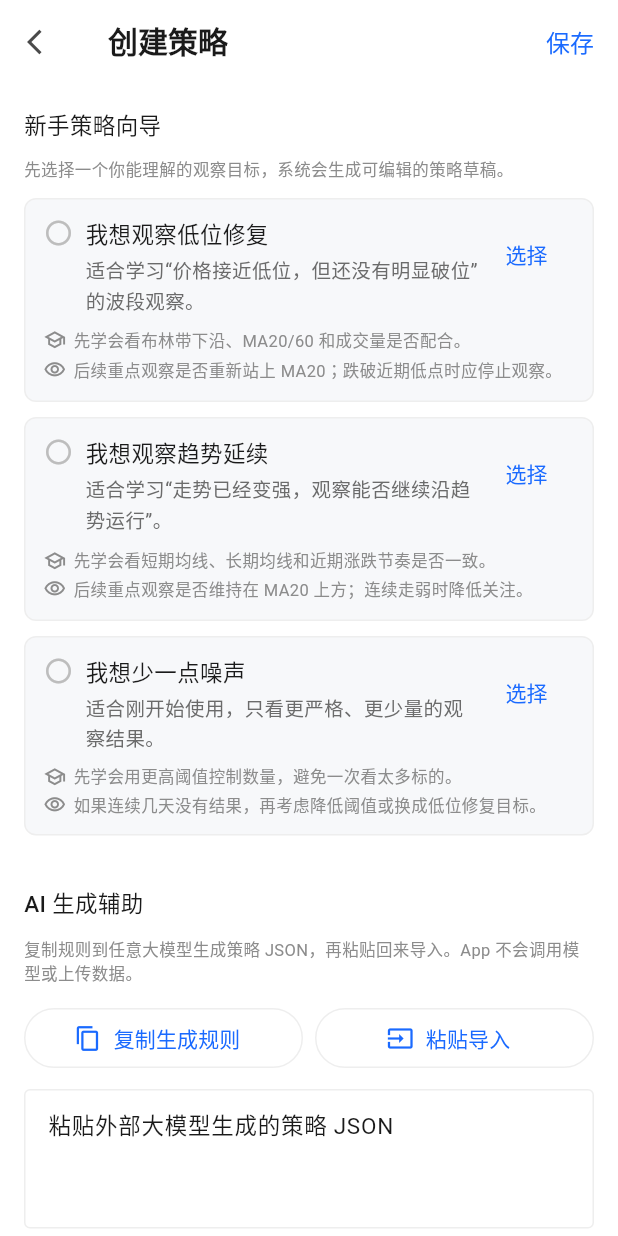
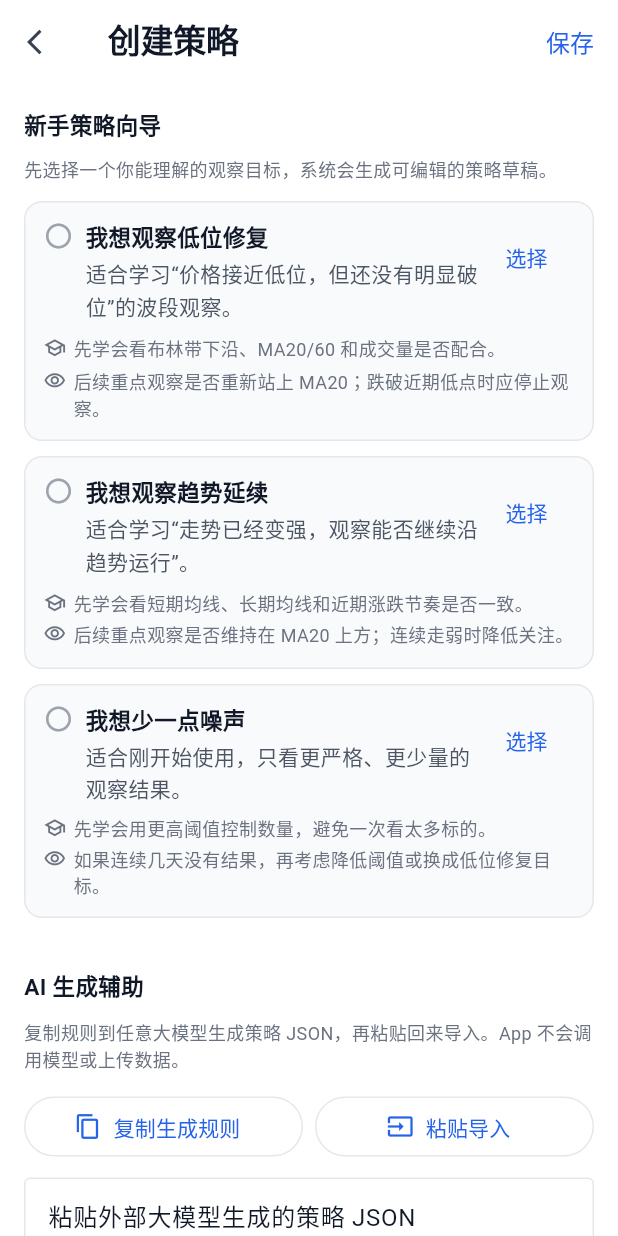
Before and after one commit to Hank-tku/treadStock, a Flutter app: the StrategyEditPage screen opened by its route, on a phone screen of 412 x 824 dp. Run offline on Flutter 3.47's test engine with Material 3 defaults, Android fonts, the phone set to English and light mode, and no system bars; our stand-ins replace dio, drift, flutter_riverpod, flutter_slidable, go_router, shared_preferences and 1 more; accounts and stored records are empty; generated files the repository leaves out were written again; network calls fail; Roboto replaces fonts that are missing (PingFang SC).

Commit message:
feat(theme): upgrade design system v2.0 — refined fintech palette, typography, spacing

```diff
--- a/lib/core/theme/app_colors.dart
+++ b/lib/core/theme/app_colors.dart
@@ -2,79 +2,89 @@ import 'package:flutter/material.dart';
 
 /// StockPilot semantic color constants.
 /// All colors follow A-stock standard: red = up, green = down.
-/// Design: DESIGN.md v1.0 Color System
+/// Design: DESIGN.md v2.0 Color System
 class StockColors {
   StockColors._();
 
-  // Price colors (A-stock standard)
-  static const Color up = Color(0xFFE6432D);
-  static const Color upBg = Color(0x14E6432D); // rgba(230, 67, 45, 0.08)
-  static const Color down = Color(0xFF1DB954);
-  static const Color downBg = Color(0x141DB954); // rgba(29, 185, 84, 0.08)
-  static const Color flat = Color(0xFF8C8C8C);
+  // ── Price colors (A-stock standard: red=up, green=down) ──────────
+  static const Color up = Color(0xFFD93025);
+  static const Color upLight = Color(0xFFFEF2F2);
+  static const Color upBg = Color(0xFFFEE2E2);
+  static const Color down = Color(0xFF0F9D58);
+  static const Color downLight = Color(0xFFECFDF5);
+  static const Color downBg = Color(0xFFDCFCE7);
+  static const Color flat = Color(0xFF6B7280);
 
-  // Score colors
-  static const Color scoreHigh = Color(0xFFE6432D); // 8-10 strong buy
-  static const Color scoreMid = Color(0xFFD4A017); // 5-7 neutral
-  static const Color scoreLow = Color(0xFF1DB954); // 1-4 risk
+  // ── Score colors ─────────────────────────────────────────────────
+  static const Color scoreHigh = Color(0xFFD93025); // 8-10 strong buy
+  static const Color scoreMid = Color(0xFFD97706); // 5-7 neutral
+  static const Color scoreLow = Color(0xFF0F9D58); // 1-4 risk
 
-  // Band low tag
-  static const Color bandLow = Color(0xFFE69321);
-  static const Color bandLowBg = Color(0x1FE69321); // rgba(230, 147, 33, 0.12)
+  // ── Band low tag ─────────────────────────────────────────────────
+  static const Color bandLow = Color(0xFFD97706);
+  static const Color bandLowBg = Color(0xFFFEF3C7);
 
-  // Brand
-  static const Color brand = Color(0xFF1A6AFF);
-  static const Color brandHover = Color(0xFF1554D6);
+  // ── Brand ────────────────────────────────────────────────────────
+  static const Color brand = Color(0xFF2563EB);
+  static const Color brandLight = Color(0xFFEFF6FF);
+  static const Color brandDark = Color(0xFF1D4ED8);
+  static const Color brandHover = Color(0xFF1E40AF);
 
-  // Neutral grays (10 levels)
-  static const Color gray50 = Color(0xFFFAFAFA);
-  static const Color gray100 = Color(0xFFF5F5F5);
-  static const Color gray200 = Color(0xFFEEEEEE);
-  static const Color gray300 = Color(0xFFE0E0E0);
-  static const Color gray400 = Color(0xFFBDBDBD);
-  static const Color gray500 = Color(0xFF8C8C8C);
-  static const Color gray600 = Color(0xFF6B6B6B);
-  static const Color gray700 = Color(0xFF4A4A4A);
-  static const Color gray800 = Color(0xFF333333);
-  static const Color gray900 = Color(0xFF1A1A1A);
+  // ── Neutral grays (Tailwind Gray, 10 levels) ────────────────────
+  static const Color gray50 = Color(0xFFF9FAFB);
+  static const Color gray100 = Color(0xFFF3F4F6);
+  static const Color gray200 = Color(0xFFE5E7EB);
+  static const Color gray300 = Color(0xFFD1D5DB);
+  static const Color gray400 = Color(0xFF9CA3AF);
+  static const Color gray500 = Color(0xFF6B7280);
+  static const Color gray600 = Color(0xFF4B5563);
+  static const Color gray700 = Color(0xFF374151);
+  static const Color gray800 = Color(0xFF1F2937);
+  static const Color gray900 = Color(0xFF111827);
 
-  // Semantic
+  // ── Semantic surfaces ────────────────────────────────────────────
   static const Color bgPrimary = Color(0xFFFFFFFF);
-  static const Color bgSecondary = Color(0xFFF7F8FA);
-  static const Color bgTertiary = Color(0xFFF0F1F3);
-  static const Color bgWarning = Color(0xFFFFF8E1);
+  static const Color bgSecondary = Color(0xFFF9FAFB);
+  static const Color bgTertiary = Color(0xFFF3F4F6);
+  static const Color bgCard = Color(0xFFFFFFFF);
+  static const Color bgWarning = Color(0xFFFFFBEB);
+  static const Color bgInfo = Color(0xFFEFF6FF);
 
-  static const Color textPrimary = Color(0xFF1A1A1A);
-  static const Color textSecondary = Color(0xFF6B6B6B);
-  static const Color textTertiary = Color(0xFF8C8C8C);
-  static const Color textDisabled = Color(0xFFBDBDBD);
+  // ── Text ─────────────────────────────────────────────────────────
+  static const Color textPrimary = Color(0xFF111827);
+  static const Color textSecondary = Color(0xFF4B5563);
+  static const Color textTertiary = Color(0xFF6B7280);
+  static const Color textDisabled = Color(0xFF9CA3AF);
   static const Color textOnPrimary = Color(0xFFFFFFFF);
 
-  static const Color border = Color(0xFFEEEEEE);
-  static const Color borderFocus = Color(0xFFE0E0E0);
-  static const Color borderActive = Color(0xFF1A6AFF);
-  static const Color divider = Color(0xFFF0F1F3);
+  // ── Borders & dividers ───────────────────────────────────────────
+  static const Color border = Color(0xFFE5E7EB);
+  static const Color borderLight = Color(0xFFF3F4F6);
+  static const Color borderFocus = Color(0xFFD1D5DB);
+  static const Color borderActive = Color(0xFF2563EB);
+  static const Color divider = Color(0xFFF3F4F6);
 
-  // Functional
-  static const Color error = Color(0xFFE6432D);
-  static const Color warning = Color(0xFFD4A017);
-  static const Color success = Color(0xFF1DB954);
-  static const Color info = Color(0xFF1A6AFF);
+  // ── Functional ───────────────────────────────────────────────────
+  static const Color error = Color(0xFFDC2626);
+  static const Color warning = Color(0xFFD97706);
+  static const Color success = Color(0xFF0F9D58);
+  static const Color info = Color(0xFF2563EB);
 
-  // Cache banner text (design spec: #8C6B00)
-  static const Color cacheBannerText = Color(0xFF8C6B00);
+  // ── Cache banner text (warm dark amber) ──────────────────────────
+  static const Color cacheBannerText = Color(0xFF92400E);
 
-  // Toast
-  static const Color toastBg = Color(0xFF333333);
+  // ── Toast ────────────────────────────────────────────────────────
+  static const Color toastBg = Color(0xFF1F2937);
 
-  // Alert
-  static const Color danger = Color(0xFFE6432D);
-  static const Color pin = Color(0xFF1A6AFF);
-  static const Color alert = Color(0xFFE6432D);
+  // ── Alert / danger ───────────────────────────────────────────────
+  static const Color danger = Color(0xFFDC2626);
+  static const Color pin = Color(0xFF2563EB);
+  static const Color alert = Color(0xFFDC2626);
 
-  // Shadow
-  static const Color shadow = Color(0x0D000000); // rgba(0,0,0,0.05)
+  // ── Shadows ──────────────────────────────────────────────────────
+  static const Color shadow = Color(0x0A000000); // rgba(0,0,0,0.04)
   static const Color shadowMd = Color(0x14000000); // rgba(0,0,0,0.08)
+  static const Color shadowLg = Color(0x1F000000); // rgba(0,0,0,0.12)
 }
 
 /// Get score color based on score value.
@@ -89,7 +99,7 @@ Color getScoreColor(int? score) {
 Color getScoreBgColor(int? score) {
   if (score == null) return StockColors.gray200;
   if (score >= 8) return StockColors.upBg;
-  if (score >= 5) return Color(0x14D4A017); // rgba(212,160,23,0.08)
+  if (score >= 5) return Color(0x14D97706); // rgba(217,119,6,0.08)
   return StockColors.downBg;
 }
 
--- a/lib/core/theme/app_text_styles.dart
+++ b/lib/core/theme/app_text_styles.dart
@@ -2,13 +2,22 @@ import 'package:flutter/material.dart';
 import 'app_theme.dart';
 
 /// Predefined text styles for consistent typography.
+/// Design: DESIGN.md v2.0 Typography System
 class AppTextStyles {
   AppTextStyles._();
 
   static const String _textFont = AppTheme.textFont;
   static const String _numFont = AppTheme.numberFont;
 
-  // Display - for large price numbers
+  // ── Display — hero price numbers ─────────────────────────────────
+  static const TextStyle displayXl = TextStyle(
+    fontFamily: _numFont,
+    fontSize: 40,
+    fontWeight: FontWeight.w800,
+    height: 1.15,
+    letterSpacing: -0.5,
+  );
+
   static const TextStyle displayLg = TextStyle(
     fontFamily: _numFont,
     fontSize: 32,
@@ -24,12 +33,13 @@ class AppTextStyles {
     height: 1.2,
   );
 
-  // Headings
+  // ── Headings ─────────────────────────────────────────────────────
   static const TextStyle h1 = TextStyle(
     fontFamily: _textFont,
-    fontSize: 20,
-    fontWeight: FontWeight.w600,
+    fontSize: 22,
+    fontWeight: FontWeight.w700,
     height: 1.3,
+    letterSpacing: -0.2,
   );
 
   static const TextStyle h2 = TextStyle(
@@ -42,33 +52,48 @@ class AppTextStyles {
   static const TextStyle h3 = TextStyle(
     fontFamily: _textFont,
     fontSize: 15,
-    fontWeight: FontWeight.w500,
+    fontWeight: FontWeight.w600,
     height: 1.4,
   );
 
-  // Body
+  // ── Body ─────────────────────────────────────────────────────────
   static const TextStyle bodyLg = TextStyle(
     fontFamily: _textFont,
-    fontSize: 15,
+    fontSize: 16,
     fontWeight: FontWeight.w400,
-    height: 1.5,
+    height: 1.6,
   );
 
   static const TextStyle body = TextStyle(
     fontFamily: _textFont,
-    fontSize: 13,
+    fontSize: 14,
     fontWeight: FontWeight.w400,
     height: 1.5,
   );
 
   static const TextStyle caption = TextStyle(
     fontFamily: _textFont,
-    fontSize: 11,
+    fontSize: 12,
     fontWeight: FontWeight.w400,
     height: 1.4,
   );
 
-  // Number styles (monospace)
+  static const TextStyle micro = TextStyle(
+    fontFamily: _textFont,
+    fontSize: 10,
+    fontWeight: FontWeight.w500,
+    height: 1.3,
+  );
+
+  // ── Number styles (monospace) ────────────────────────────────────
+  static const TextStyle numberXl = TextStyle(
+    fontFamily: _numFont,
+    fontSize: 28,
+    fontWeight: FontWeight.w700,
+    height: 1.15,
+    letterSpacing: -0.3,
+  );
+
   static const TextStyle numberLg = TextStyle(
     fontFamily: _numFont,
     fontSize: 24,
--- a/lib/core/theme/app_theme.dart
+++ b/lib/core/theme/app_theme.dart
@@ -2,23 +2,24 @@ import 'package:flutter/material.dart';
 import 'app_colors.dart';
 
 /// StockPilot app theme.
-/// Design: DESIGN.md v1.0 Typography + Spacing + Border Radius + Shadow
+/// Design: DESIGN.md v2.0 Typography + Spacing + Border Radius + Shadow
 class AppTheme {
   AppTheme._();
 
-  // Font families
+  // ── Font families ────────────────────────────────────────────────
   static const String textFont = 'PingFang SC';
   static const String numberFont = 'DIN Alternate';
 
-  // Border radius levels
+  // ── Border radius levels ─────────────────────────────────────────
   static const double radiusNone = 0;
   static const double radiusXs = 4;
-  static const double radiusSm = 6;
-  static const double radiusMd = 8;
-  static const double radiusLg = 12;
+  static const double radiusSm = 8;
+  static const double radiusMd = 12;
+  static const double radiusLg = 16;
+  static const double radiusXl = 24;
   static const double radiusFull = 999;
 
-  // Spacing (4px base)
+  // ── Spacing (4px base) ───────────────────────────────────────────
   static const double space1 = 4;
   static const double space2 = 8;
   static const double space3 = 12;
@@ -31,16 +32,16 @@ class AppTheme {
   static const double space12 = 64;
   static const double space16 = 96;
 
-  // Animation durations
+  // ── Animation durations ──────────────────────────────────────────
   static const Duration instantDuration = Duration(milliseconds: 100);
   static const Duration fastDuration = Duration(milliseconds: 200);
   static const Duration normalDuration = Duration(milliseconds: 300);
 
-  // Animation curves
+  // ── Animation curves ─────────────────────────────────────────────
   static const Curve easeOut = Curves.easeOut;
   static const Curve easeInOut = Curves.easeInOut;
 
-  // Layout
+  // ── Layout constants ─────────────────────────────────────────────
   static const double pagePadding = 16;
   static const double listItemPaddingH = 16;
   static const double listItemPaddingV = 12;
@@ -48,6 +49,7 @@ class AppTheme {
   static const double searchBarHeight = 40;
   static const double sectionSpacing = 24;
 
+  // ── Light theme ──────────────────────────────────────────────────
   static ThemeData get light {
     return ThemeData(
       brightness: Brightness.light,
@@ -73,22 +75,32 @@ class AppTheme {
         centerTitle: false,
         titleTextStyle: TextStyle(
           fontFamily: textFont,
-          fontSize: 20,
-          fontWeight: FontWeight.w600,
+          fontSize: 22,
+          fontWeight: FontWeight.w700,
           color: StockColors.textPrimary,
           height: 1.3,
+          letterSpacing: -0.2,
         ),
       ),
       textTheme: const TextTheme(
         // Display
         displayLarge: TextStyle(
           fontFamily: numberFont,
+          fontSize: 40,
+          fontWeight: FontWeight.w800,
+          height: 1.15,
+          color: StockColors.textPrimary,
+          letterSpacing: -0.5,
+        ),
+        displayMedium: TextStyle(
+          fontFamily: numberFont,
           fontSize: 32,
           fontWeight: FontWeight.w700,
           height: 1.2,
           color: StockColors.textPrimary,
+          letterSpacing: -0.5,
         ),
-        displayMedium: TextStyle(
+        displaySmall: TextStyle(
           fontFamily: numberFont,
           fontSize: 28,
           fontWeight: FontWeight.w700,
@@ -98,10 +110,11 @@ class AppTheme {
         // Headings
         headlineMedium: TextStyle(
           fontFamily: textFont,
-          fontSize: 20,
-          fontWeight: FontWeight.w600,
+          fontSize: 22,
+          fontWeight: FontWeight.w700,
           height: 1.3,
           color: StockColors.textPrimary,
+          letterSpacing: -0.2,
         ),
         headlineSmall: TextStyle(
           fontFamily: textFont,
@@ -113,28 +126,28 @@ class AppTheme {
         titleMedium: TextStyle(
           fontFamily: textFont,
           fontSize: 15,
-          fontWeight: FontWeight.w500,
+          fontWeight: FontWeight.w600,
           height: 1.4,
           color: StockColors.textPrimary,
         ),
         // Body
         bodyLarge: TextStyle(
           fontFamily: textFont,
-          fontSize: 15,
+          fontSize: 16,
           fontWeight: FontWeight.w400,
-          height: 1.5,
+          height: 1.6,
           color: StockColors.textPrimary,
         ),
         bodyMedium: TextStyle(
           fontFamily: textFont,
-          fontSize: 13,
+          fontSize: 14,
           fontWeight: FontWeight.w400,
           height: 1.5,
           color: StockColors.textPrimary,
         ),
         bodySmall: TextStyle(
           fontFamily: textFont,
-          fontSize: 11,
+          fontSize: 12,
           fontWeight: FontWeight.w400,
           height: 1.4,
           color: StockColors.textTertiary,
@@ -199,7 +212,7 @@ class AppTheme {
         ),
         contentTextStyle: const TextStyle(
           fontFamily: textFont,
-          fontSize: 13,
+          fontSize: 14,
           color: Colors.white,
         ),
       ),
```
Also changed, not shown: 2 other files.
